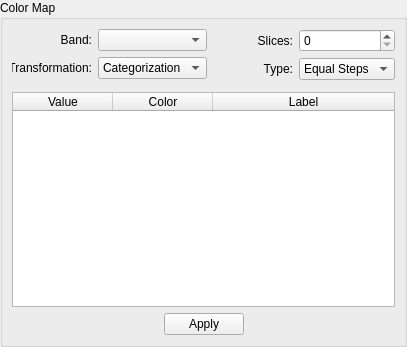
Qt form src/terralib/qt/widgets/se/ui/ColorMapWidgetForm.ui (claudiobogossian/terralib5) before a commit.
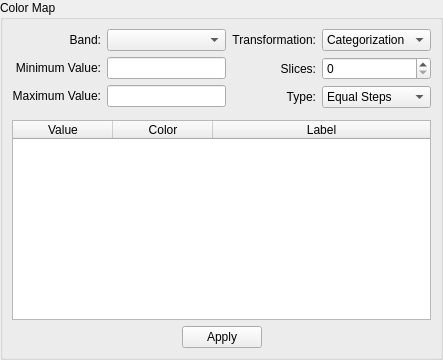
The same form after that commit.

Commit message: adicionada as funcionalidades de interface para o componente ColorMap

```diff
--- a/src/terralib/qt/widgets/se/ui/ColorMapWidgetForm.ui
+++ b/src/terralib/qt/widgets/se/ui/ColorMapWidgetForm.ui
@@ -6,8 +6,8 @@
    <rect>
     <x>0</x>
     <y>0</y>
-    <width>392</width>
-    <height>347</height>
+    <width>443</width>
+    <height>360</height>
    </rect>
   </property>
   <property name="windowTitle">
@@ -31,9 +31,9 @@
         <item row="0" column="0">
          <layout class="QGridLayout" name="gridLayout_9">
           <item row="0" column="0">
-           <layout class="QGridLayout" name="gridLayout_5">
+           <layout class="QGridLayout" name="gridLayout_8">
             <item row="0" column="0">
-             <layout class="QGridLayout" name="gridLayout_3">
+             <layout class="QGridLayout" name="gridLayout_4">
               <item row="0" column="0">
                <widget class="QLabel" name="label_2">
                 <property name="minimumSize">
@@ -51,15 +51,19 @@
                </widget>
               </item>
               <item row="1" column="0">
-               <widget class="QLabel" name="label">
-                <property name="minimumSize">
-                 <size>
-                  <width>80</width>
-                  <height>0</height>
-                 </size>
+               <widget class="QLabel" name="label_5">
+                <property name="text">
+                 <string>Minimum Value:</string>
                 </property>
+                <property name="alignment">
+                 <set>Qt::AlignRight|Qt::AlignTrailing|Qt::AlignVCenter</set>
+                </property>
+               </widget>
+              </item>
+              <item row="2" column="0">
+               <widget class="QLabel" name="label_6">
                 <property name="text">
-                 <string>Transformation:</string>
+                 <string>Maximum Value:</string>
                 </property>
                 <property name="alignment">
                  <set>Qt::AlignRight|Qt::AlignTrailing|Qt::AlignVCenter</set>
@@ -69,38 +73,25 @@
              </layout>
             </item>
             <item row="0" column="1">
-             <layout class="QGridLayout" name="gridLayout_4">
+             <layout class="QGridLayout" name="gridLayout_5">
               <item row="0" column="0">
                <widget class="QComboBox" name="m_bandComboBox"/>
               </item>
               <item row="1" column="0">
-               <widget class="QComboBox" name="m_transformComboBox">
-                <item>
-                 <property name="text">
-                  <string>Categorization</string>
-                 </property>
-                </item>
-                <item>
-                 <property name="text">
-                  <string>Interpolation</string>
-                 </property>
-                </item>
-                <item>
-                 <property name="text">
-                  <string>Recoding</string>
-                 </property>
-                </item>
-               </widget>
+               <widget class="QLineEdit" name="m_minValueLineEdit"/>
+              </item>
+              <item row="2" column="0">
+               <widget class="QLineEdit" name="m_maxValueLineEdit"/>
               </item>
              </layout>
             </item>
            </layout>
           </item>
           <item row="0" column="1">
-           <layout class="QGridLayout" name="gridLayout_8">
+           <layout class="QGridLayout" name="gridLayout_3">
             <item row="0" column="0">
              <layout class="QGridLayout" name="gridLayout_6">
-              <item row="0" column="0">
+              <item row="1" column="0">
                <widget class="QLabel" name="label_3">
                 <property name="minimumSize">
                  <size>
@@ -116,7 +107,7 @@
                 </property>
                </widget>
               </item>
-              <item row="1" column="0">
+              <item row="2" column="0">
                <widget class="QLabel" name="label_4">
                 <property name="minimumSize">
                  <size>
@@ -132,18 +123,34 @@
                 </property>
                </widget>
               </item>
+              <item row="0" column="0">
+               <widget class="QLabel" name="label">
+                <property name="minimumSize">
+                 <size>
+                  <width>80</width>
+                  <height>0</height>
+                 </size>
+                </property>
+                <property name="text">
+                 <string>Transformation:</string>
+                </property>
+                <property name="alignment">
+                 <set>Qt::AlignRight|Qt::AlignTrailing|Qt::AlignVCenter</set>
+                </property>
+               </widget>
+              </item>
              </layout>
             </item>
             <item row="0" column="1">
              <layout class="QGridLayout" name="gridLayout_7">
-              <item row="0" column="0">
+              <item row="1" column="0">
                <widget class="QSpinBox" name="m_slicesSpinBox">
                 <property name="maximum">
                  <number>256</number>
                 </property>
                </widget>
               </item>
-              <item row="1" column="0">
+              <item row="2" column="0">
                <widget class="QComboBox" name="m_typeComboBox">
                 <item>
                  <property name="text">
@@ -152,6 +159,25 @@
                 </item>
                </widget>
               </item>
+              <item row="0" column="0">
+               <widget class="QComboBox" name="m_transformComboBox">
+                <item>
+                 <property name="text">
+                  <string>Categorization</string>
+                 </property>
+                </item>
+                <item>
+                 <property name="text">
+                  <string>Interpolation</string>
+                 </property>
+                </item>
+                <item>
+                 <property name="text">
+                  <string>Recoding</string>
+                 </property>
+                </item>
+               </widget>
+              </item>
              </layout>
             </item>
            </layout>
@@ -170,9 +196,7 @@
             </property>
            </widget>
           </item>
-         </layout>
-        </item>
-        <item row="2" column="0">
+          <item row="1" column="0">
          <widget class="QTableWidget" name="m_tableWidget">
           <attribute name="horizontalHeaderStretchLastSection">
            <bool>true</bool>
@@ -197,7 +221,7 @@
           </column>
          </widget>
         </item>
-        <item row="3" column="0">
+          <item row="2" column="0">
          <layout class="QGridLayout" name="gridLayout">
           <item row="0" column="0">
            <spacer name="horizontalSpacer">
@@ -237,6 +261,8 @@
        </layout>
       </item>
      </layout>
+      </item>
+     </layout>
     </widget>
    </item>
   </layout>
```
Left out of the diff: 2 changed lines with no effect on the pictures. Lines whose indentation alone changed are shown as unchanged. The commit also changes 15 other files.
